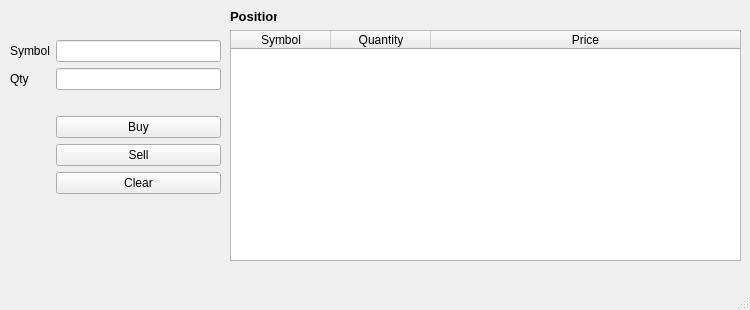
Old version of the form gui.ui in the repository cveveesquivel/Final_Project.
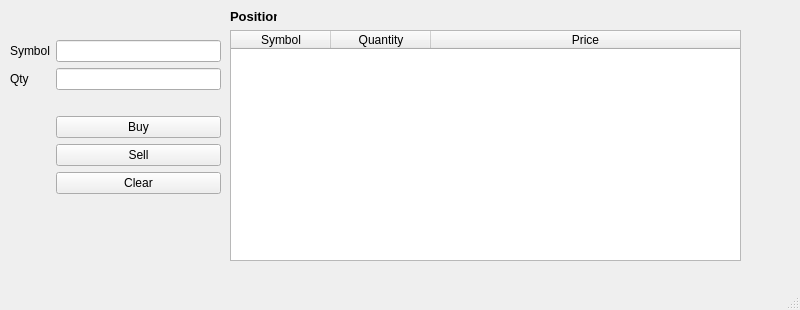
New version of the form.

Commit message: Final Submission Actually Works

The edit to the form file:
```diff
--- a/gui.ui
+++ b/gui.ui
@@ -9,19 +9,19 @@
    <rect>
     <x>0</x>
     <y>0</y>
-    <width>750</width>
+    <width>800</width>
     <height>310</height>
    </rect>
   </property>
   <property name="minimumSize">
    <size>
-    <width>720</width>
+    <width>800</width>
     <height>310</height>
    </size>
   </property>
   <property name="maximumSize">
    <size>
-    <width>750</width>
+    <width>800</width>
     <height>310</height>
    </size>
   </property>
```
Left out of the diff: 2 changed lines with no effect on the pictures. The commit also changes 2 other files.
